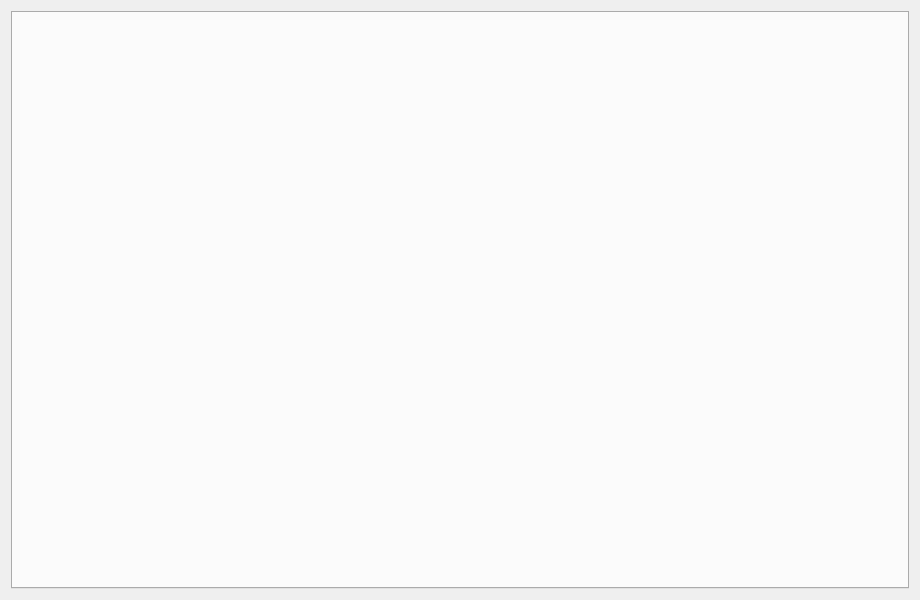
This is src/ckb/mainwindow.ui in ckb-next/ckb-next as Qt 5 draws it before an edit. The edited form follows.
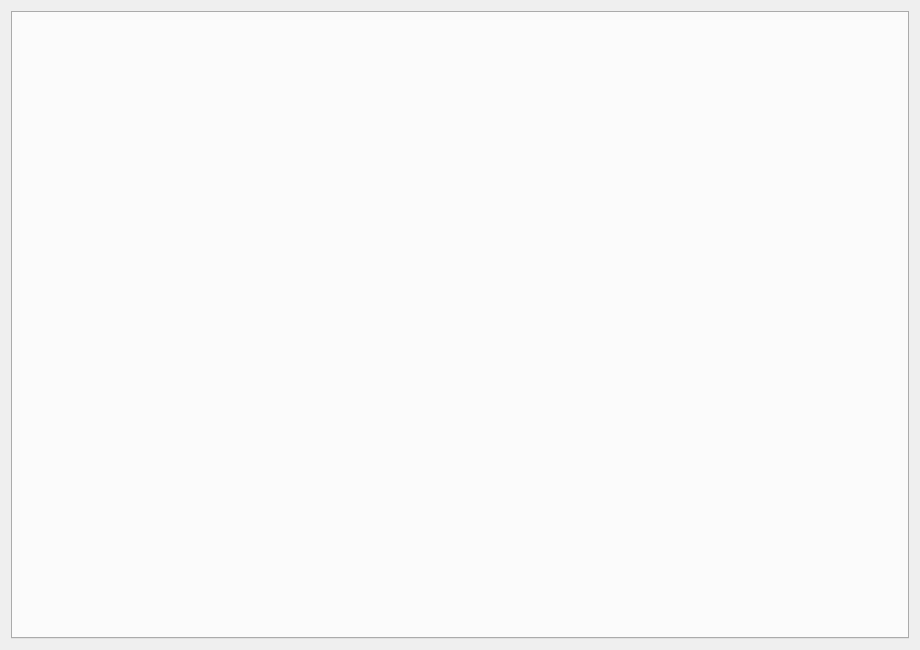
This is the edited form. Icons and pictures are not drawn.

Patch:
```diff
--- a/src/ckb/mainwindow.ui
+++ b/src/ckb/mainwindow.ui
@@ -7,13 +7,13 @@
     <x>0</x>
     <y>0</y>
     <width>920</width>
-    <height>600</height>
+    <height>650</height>
    </rect>
   </property>
   <property name="minimumSize">
    <size>
     <width>920</width>
-    <height>600</height>
+    <height>650</height>
    </size>
   </property>
   <property name="windowTitle">
```
